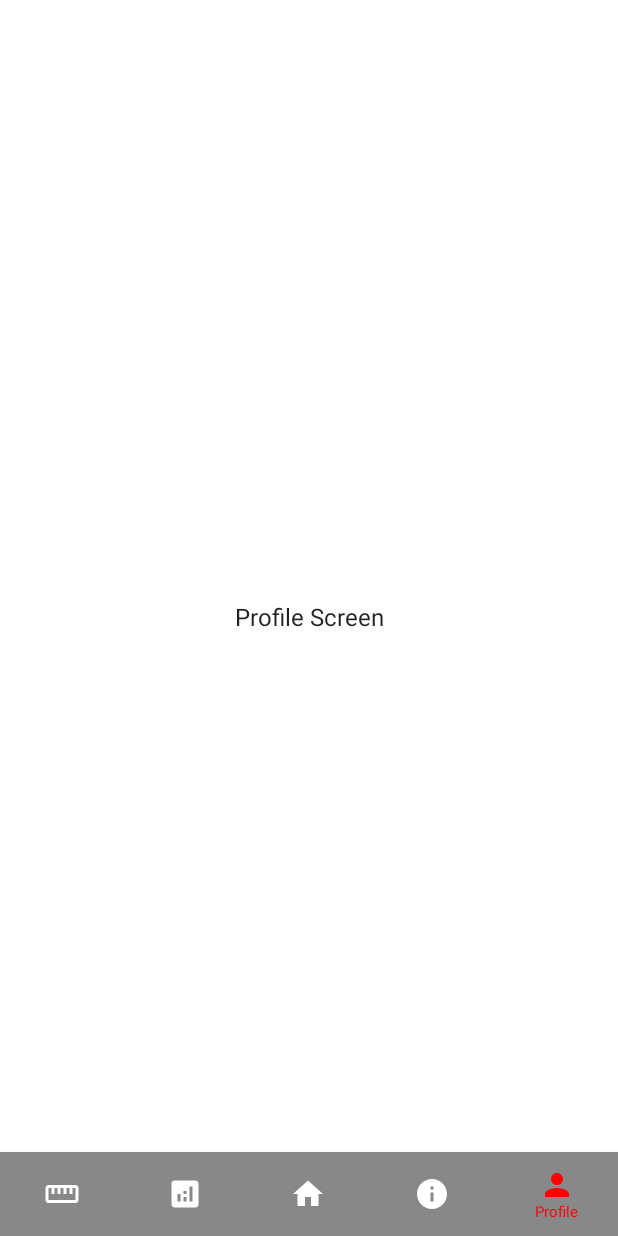
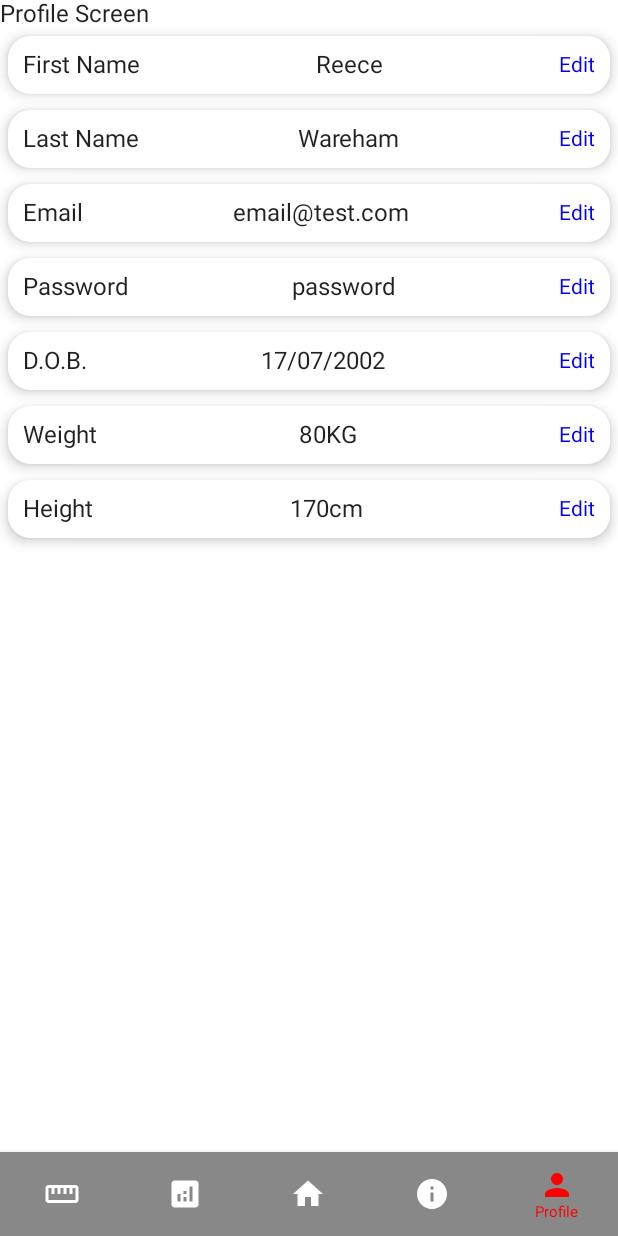
Before and after one commit to reecewareham/Blood-Pressure-Application, an Android app built with Jetpack Compose: the ProfileScreen screen opened through its navigation route, on a phone screen of 412 x 824 dp. Run offline under Robolectric (Android 15) with nearby library versions, the light colour scheme and no system bars.

Commit message:
Began work on profile screen. Contains details boxes.

```diff
--- a/app/src/main/java/com/example/bloodpressureapplication/MainActivity.kt
+++ b/app/src/main/java/com/example/bloodpressureapplication/MainActivity.kt
@@ -2,12 +2,12 @@ package com.example.bloodpressureapplication
 
 import android.icu.text.IDNA.Info
 import android.os.Bundle
+import android.util.Log
 import androidx.activity.ComponentActivity
 import androidx.activity.compose.setContent
-import androidx.compose.foundation.layout.Box
-import androidx.compose.foundation.layout.Column
-import androidx.compose.foundation.layout.fillMaxSize
-import androidx.compose.foundation.layout.padding
+import androidx.compose.foundation.layout.*
+import androidx.compose.foundation.shape.RoundedCornerShape
+import androidx.compose.foundation.text.ClickableText
 import androidx.compose.material.*
 import androidx.compose.material.SnackbarDefaults.backgroundColor
 import androidx.compose.material.icons.Icons
@@ -19,6 +19,8 @@ import androidx.compose.ui.Alignment.Companion.CenterHorizontally
 import androidx.compose.ui.Modifier
 import androidx.compose.ui.graphics.Color
 import androidx.compose.ui.graphics.vector.ImageVector
+import androidx.compose.ui.text.AnnotatedString
+import androidx.compose.ui.text.TextStyle
 import androidx.compose.ui.text.style.TextAlign
 import androidx.compose.ui.tooling.preview.Preview
 import androidx.compose.ui.unit.dp
@@ -213,10 +215,45 @@ fun InfoScreen() {
 
 @Composable
 fun ProfileScreen() {
-    Box (
+    Column (
         modifier = Modifier.fillMaxSize(),
-        contentAlignment = Alignment.Center
     ) {
         Text(text = "Profile Screen")
+        ProfileDetailsBox(title = "First Name", userDetails = "Reece")
+        ProfileDetailsBox(title = "Last Name", userDetails = "Wareham")
+        ProfileDetailsBox(title = "Email", userDetails = "email@test.com")
+        ProfileDetailsBox(title = "Password", userDetails = "password")
+        ProfileDetailsBox(title = "D.O.B.", userDetails = "17/07/2002")
+        ProfileDetailsBox(title = "Weight", userDetails = "80KG")
+        ProfileDetailsBox(title = "Height", userDetails = "170cm")
     }
 }
+
+@Composable
+fun ProfileDetailsBox(
+    title: String,
+    userDetails: String,
+    modifier: Modifier = Modifier
+) {
+
+    Card(
+        modifier = modifier
+            .fillMaxWidth()
+            .padding(5.dp),
+        shape = RoundedCornerShape(15.dp),
+        elevation = 5.dp
+    ) {
+        Row(
+            modifier = Modifier
+                .fillMaxWidth(0.5f)
+                .padding(10.dp),
+            horizontalArrangement = Arrangement.SpaceBetween,
+            verticalAlignment = Alignment.CenterVertically
+        ) {
+            Text(text = title)
+            Text(text = userDetails)
+            ClickableText(text = AnnotatedString("Edit"), onClick = { Log.d("ClickableText", "Edit text clicked.")}, style = TextStyle(color = Color.Blue))
+        }
+    }
+
+}
```
